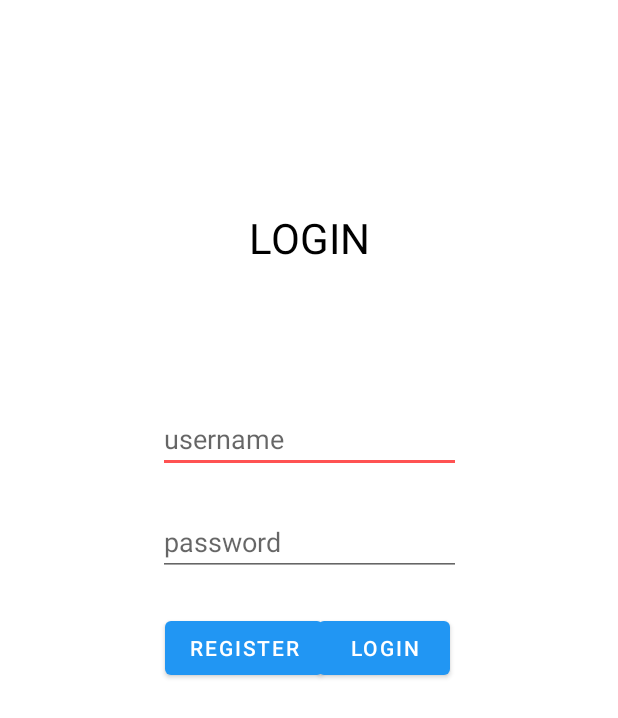
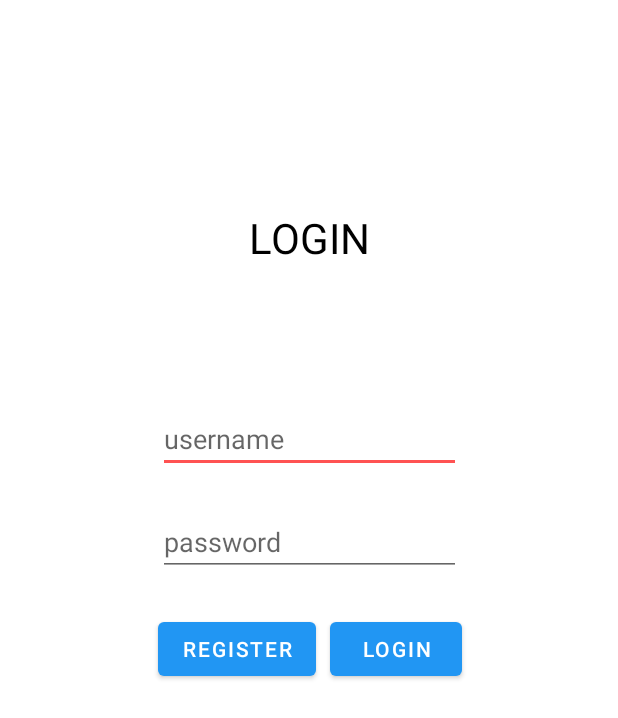
Before and after one commit to lukmanul16000/PB_Naruto, an Android app: the LoginActivity screen opened directly, with no data from a screen before it, on a phone screen of 412 x 824 dp. Shown: the top 718 px of the screen. Run offline under Robolectric (Android 15) with nearby library versions, the phone set to English and light mode, and no system bars.

Commit message:
adding img

```diff
--- a/app/src/main/res/layout/activity_login.xml
+++ b/app/src/main/res/layout/activity_login.xml
@@ -48,11 +48,11 @@
         android:layout_height="wrap_content"
         android:text="Login"
         app:layout_constraintBottom_toBottomOf="parent"
-        app:layout_constraintHorizontal_bias="0.655"
+        app:layout_constraintHorizontal_bias="0.678"
         app:layout_constraintLeft_toLeftOf="parent"
         app:layout_constraintRight_toRightOf="parent"
         app:layout_constraintTop_toTopOf="parent"
-        app:layout_constraintVertical_bias="0.526" />
+        app:layout_constraintVertical_bias="0.527" />
 
     <Button
         android:id="@+id/btn_register"
@@ -60,10 +60,10 @@
         android:layout_height="wrap_content"
         android:text="register"
         app:layout_constraintBottom_toBottomOf="parent"
-        app:layout_constraintHorizontal_bias="0.358"
+        app:layout_constraintHorizontal_bias="0.343"
         app:layout_constraintLeft_toLeftOf="parent"
         app:layout_constraintRight_toRightOf="parent"
         app:layout_constraintTop_toTopOf="parent"
-        app:layout_constraintVertical_bias="0.526" />
+        app:layout_constraintVertical_bias="0.527" />
 
 </androidx.constraintlayout.widget.ConstraintLayout>
--- a/app/src/main/res/layout/activity_register.xml
+++ b/app/src/main/res/layout/activity_register.xml
@@ -60,7 +60,7 @@
         android:layout_height="wrap_content"
         android:text="Login"
         app:layout_constraintBottom_toBottomOf="parent"
-        app:layout_constraintHorizontal_bias="0.347"
+        app:layout_constraintHorizontal_bias="0.325"
         app:layout_constraintLeft_toLeftOf="parent"
         app:layout_constraintRight_toRightOf="parent"
         app:layout_constraintTop_toTopOf="parent"
@@ -72,7 +72,7 @@
         android:layout_height="wrap_content"
         android:text="register"
         app:layout_constraintBottom_toBottomOf="parent"
-        app:layout_constraintHorizontal_bias="0.655"
+        app:layout_constraintHorizontal_bias="0.686"
         app:layout_constraintLeft_toLeftOf="parent"
         app:layout_constraintRight_toRightOf="parent"
         app:layout_constraintTop_toTopOf="parent"
```
Also changed, not shown: app/src/main/java/com/example/pb_naruto/activities/MainActivity.java (+9 -9 lines).
